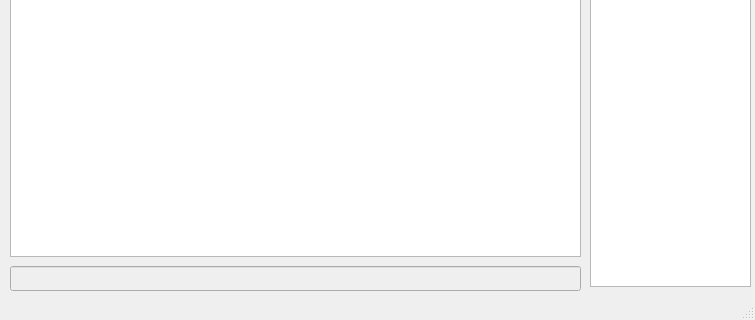
Above: yvEncryptedChat/mainwindow.ui from yvbbrjdr/yvEP before the change; both pictures show x 0 to 755 and y 224 to 544 of the 755 by 544 pixel window. Below: the same form after it.
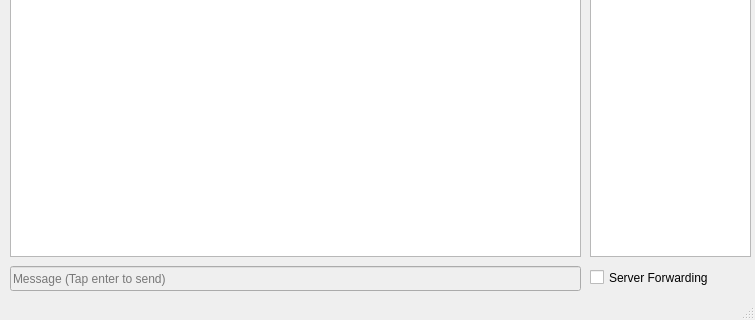
That is the form after the change.

Commit message: Added Server Forwarding

```diff
--- a/yvEncryptedChat/mainwindow.ui
+++ b/yvEncryptedChat/mainwindow.ui
@@ -61,6 +61,12 @@
       <height>25</height>
      </rect>
     </property>
+    <property name="maxLength">
+     <number>100000000</number>
+    </property>
+    <property name="placeholderText">
+     <string>Message (Tap enter to send)</string>
+    </property>
    </widget>
    <widget class="QListView" name="ClientList">
     <property name="geometry">
@@ -68,7 +74,7 @@
       <x>590</x>
       <y>40</y>
       <width>161</width>
-      <height>471</height>
+      <height>441</height>
      </rect>
     </property>
     <property name="editTriggers">
@@ -88,6 +94,19 @@
      <string>Cloak</string>
     </property>
    </widget>
+   <widget class="QCheckBox" name="ServerForward">
+    <property name="geometry">
+     <rect>
+      <x>590</x>
+      <y>490</y>
+      <width>161</width>
+      <height>23</height>
+     </rect>
+    </property>
+    <property name="text">
+     <string>Server Forwarding</string>
+    </property>
+   </widget>
   </widget>
   <widget class="QStatusBar" name="statusBar"/>
  </widget>
```
The commit also changes 3 other files.
